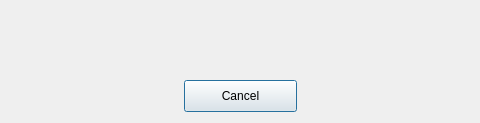
Before: the Qt Designer form resources/ui/progress_dialog.ui in namuan/http-rider, drawn with Qt 5; both pictures show x 146 to 626 and y 0 to 123 of the 759 by 123 pixel window.
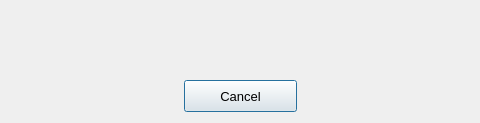
After: the same form once the commit is applied.

Commit message: [Feature] Added Raw Request/Response rendering [Improv] Refactored more files to absolute imports [Improv] Changed font size to 10

Patch:
```diff
--- a/resources/ui/progress_dialog.ui
+++ b/resources/ui/progress_dialog.ui
@@ -16,6 +16,11 @@
     <height>123</height>
    </rect>
   </property>
+  <property name="font">
+   <font>
+    <pointsize>10</pointsize>
+   </font>
+  </property>
   <property name="contextMenuPolicy">
    <enum>Qt::DefaultContextMenu</enum>
   </property>
```
The commit also changes 56 other files.
